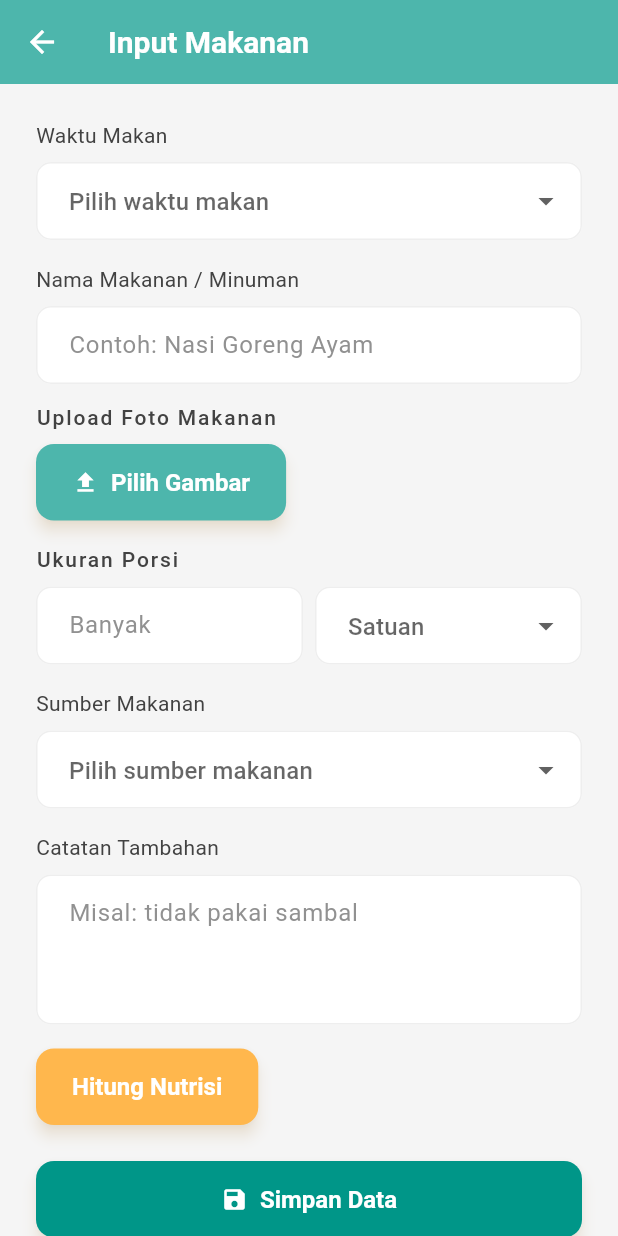
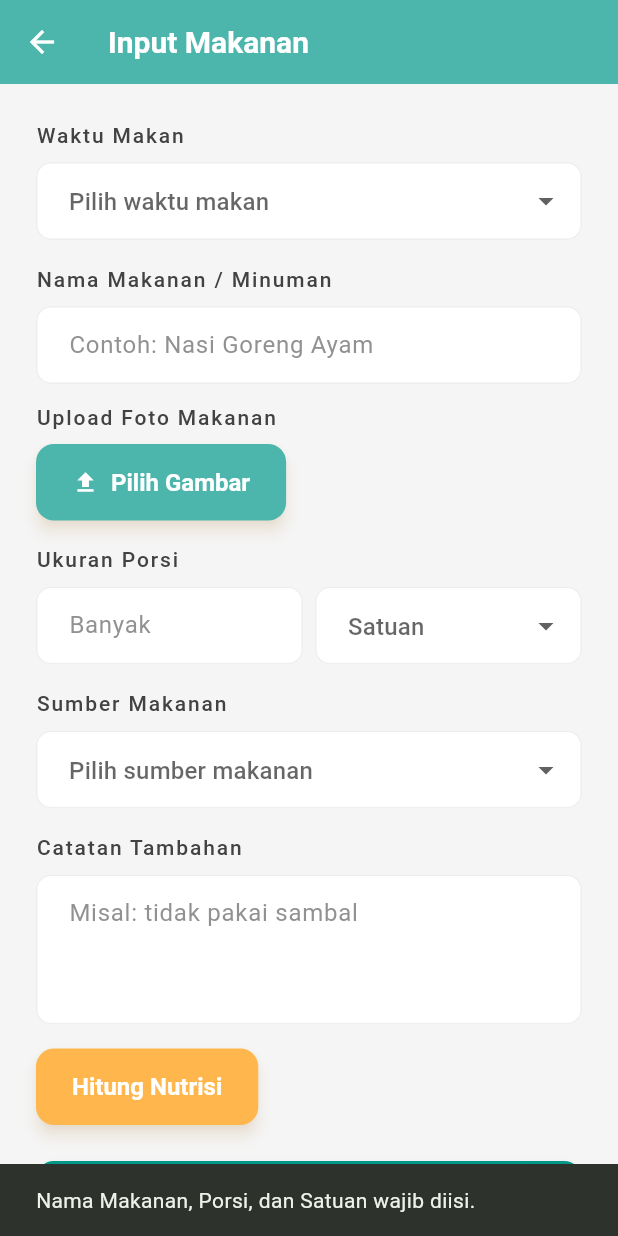
Before and after one commit to ipaddr/MPLJJ25-138-KEL-3, a Flutter app: the InputMakananScreen screen opened by its route, after a tap on "Hitung Nutrisi", on a phone screen of 412 x 824 dp. Run offline on Flutter 3.47's test engine with Material 3 defaults, Android fonts, the light colour scheme and no system bars; our stand-ins replace cloud_firestore, file_picker, firebase_auth, firebase_core, fl_chart; accounts and stored records are empty.

Commit message:
fix: data nutrisi setelah konversi dari makanan dimasukkan ke firebase

```diff
--- a/nutrikita/lib/screens/siswa/input_makanan.dart
+++ b/nutrikita/lib/screens/siswa/input_makanan.dart
@@ -5,7 +5,7 @@ import 'package:flutter/material.dart';
 import 'package:cloud_firestore/cloud_firestore.dart';
 import 'package:firebase_auth/firebase_auth.dart';
 import 'package:http/http.dart' as http;
-import 'package:nutrikita/utils/food_nutrition.dart';
+import 'package:nutrikita/utils/food_nutrition.dart'; // Pastikan path ini benar
 
 class InputMakananScreen extends StatefulWidget {
   const InputMakananScreen({super.key});
@@ -19,9 +19,10 @@ class _InputMakananScreenState extends State<InputMakananScreen> {
   String? _selectedUnit;
   String? _selectedFoodSource;
   Uint8List? _imageBytes;
-  double? kalori;
-  FoodNutrient? foodNutrient;
-  FoodNutrient? userNutrient;
+  // kalori ini tidak digunakan, bisa dihapus atau diganti dengan userNutrient.calories
+  // double? kalori;
+  FoodNutrient? foodNutrient; // Base nutrition from API per serving
+  FoodNutrient? userNutrient; // Calculated nutrition based on user's input
   String? unitWarning;
 
   final TextEditingController makananController = TextEditingController();
@@ -68,20 +69,40 @@ class _InputMakananScreenState extends State<InputMakananScreen> {
     final namaMakanan = makananController.text.trim();
     final porsiText = porsiController.text.trim();
     final satuan = _selectedUnit;
-    if (namaMakanan.isEmpty || porsiText.isEmpty || satuan == null) return;
+
+    if (namaMakanan.isEmpty || porsiText.isEmpty || satuan == null) {
+      ScaffoldMessenger.of(context).showSnackBar(
+        const SnackBar(
+          content: Text('Nama Makanan, Porsi, dan Satuan wajib diisi.'),
+        ),
+      );
+      return;
+    }
 
     double? jumlah;
     try {
       jumlah = double.parse(porsiText);
     } catch (_) {
       ScaffoldMessenger.of(context).showSnackBar(
-        const SnackBar(content: Text('Jumlah porsi harus berupa angka')),
+        const SnackBar(content: Text('Jumlah porsi harus berupa angka.')),
       );
       return;
     }
 
+    // Reset previous nutrition data and warning
+    setState(() {
+      foodNutrient = null;
+      userNutrient = null;
+      unitWarning = null;
+    });
+
     try {
+      // Periksa apakah nama makanan memerlukan terjemahan ke Inggris
+      // Asumsi 'translateToEnglish' ada di food_nutrition.dart
       final translatedName = await translateToEnglish(namaMakanan);
+      // Jika Nutritionix API hanya menerima bahasa Inggris, pastikan terjemahan ini efektif
+      // Jika nama makanan seperti "Nasi Goreng" sudah dikenal Nutritionix, terjemahan mungkin tidak perlu.
+      // Anda bisa menambahkan logika pengecekan bahasa di sini jika diperlukan.
 
       final response = await http.post(
         Uri.parse('https://trackapi.nutritionix.com/v2/natural/nutrients'),
@@ -95,23 +116,47 @@ class _InputMakananScreenState extends State<InputMakananScreen> {
 
       if (response.statusCode == 200) {
         final data = jsonDecode(response.body);
+        if (data['foods'] != null && data['foods'].isNotEmpty) {
           final firstFood = data['foods'][0];
           final baseNutrient = FoodNutrient.fromJson(firstFood);
+
           double beratInput = convertToGram(jumlah, satuan);
           String? warning;
+
+          // Jika satuan tidak ada di map konversi, berikan warning
           if (!unitToGram.containsKey(satuan)) {
             warning =
-              'Satuan "$satuan" tidak bisa dikonversi otomatis ke gram. Masukkan berat dalam gram untuk hasil akurat.';
+                'Satuan "$satuan" tidak bisa dikonversi otomatis. Hasil mungkin tidak akurat. Masukkan berat dalam gram untuk hasil akurat.';
+          } else if (satuan == 'lainnya' && (jumlah == 0 || beratInput == 0)) {
+            // Jika "lainnya" dan jumlahnya 0, ingatkan untuk input gram yang valid
+            warning =
+                'Untuk satuan "lainnya", pastikan Anda memasukkan berat dalam gram yang valid.';
           }
+
           setState(() {
             foodNutrient = baseNutrient;
             userNutrient = calculateNutrientByWeight(baseNutrient, beratInput);
             unitWarning = warning;
           });
         } else {
-        throw Exception('Gagal ambil data nutrisi');
+          throw Exception('Data nutrisi tidak ditemukan untuk makanan ini.');
+        }
+      } else {
+        // Coba baca error message dari API jika ada
+        String errorMessage =
+            'Gagal ambil data nutrisi. Status Code: ${response.statusCode}';
+        try {
+          final errorData = jsonDecode(response.body);
+          if (errorData['message'] != null) {
+            errorMessage = errorData['message'];
+          }
+        } catch (_) {
+          // Do nothing, use default message
+        }
+        throw Exception(errorMessage);
       }
     } catch (e) {
+      ScaffoldMessenger.of(context).hideCurrentSnackBar();
       ScaffoldMessenger.of(
         context,
       ).showSnackBar(SnackBar(content: Text('Gagal hitung nutrisi: $e')));
@@ -123,21 +168,37 @@ class _InputMakananScreenState extends State<InputMakananScreen> {
         makananController.text.isEmpty ||
         porsiController.text.isEmpty ||
         _selectedUnit == null ||
-        _selectedFoodSource == null) {
+        _selectedFoodSource == null ||
+        userNutrient ==
+            null // Pastikan nutrisi sudah dihitung
+            ) {
       ScaffoldMessenger.of(context).showSnackBar(
-        const SnackBar(content: Text('Mohon lengkapi semua data')),
+        const SnackBar(
+          content: Text(
+            'Mohon lengkapi semua data dan hitung nutrisi terlebih dahulu.',
+          ),
+        ),
       );
       return;
     }
 
     try {
       final user = FirebaseAuth.instance.currentUser;
+      if (user == null) {
+        ScaffoldMessenger.of(context).showSnackBar(
+          const SnackBar(
+            content: Text('Anda harus login untuk menyimpan data.'),
+          ),
+        );
+        return;
+      }
+
       final base64Image =
           _imageBytes != null ? base64Encode(_imageBytes!) : null;
 
       await FirebaseFirestore.instance.collection('input_makanan').add({
-        'uid': user?.uid,
-        'email': user?.email,
+        'uid': user.uid, // Gunakan user.uid langsung
+        'email': user.email,
         'waktu_makan': _selectedMealTime,
         'nama_makanan': makananController.text,
         'porsi': porsiController.text,
@@ -145,14 +206,19 @@ class _InputMakananScreenState extends State<InputMakananScreen> {
         'sumber': _selectedFoodSource,
         'catatan': catatanController.text,
         'foto_base64': base64Image,
-        'kalori': kalori ?? 0,
+        'kalori': userNutrient!.calories, // Pastikan tidak null
+        'karbohidrat': userNutrient!.carbs,
+        'protein': userNutrient!.protein,
+        'lemak': userNutrient!.fat,
         'created_at': FieldValue.serverTimestamp(),
       });
 
+      ScaffoldMessenger.of(context).hideCurrentSnackBar();
       ScaffoldMessenger.of(context).showSnackBar(
         const SnackBar(content: Text('Data makanan berhasil diinput!')),
       );
 
+      // Clear all fields and state after successful save
       makananController.clear();
       porsiController.clear();
       catatanController.clear();
@@ -161,12 +227,13 @@ class _InputMakananScreenState extends State<InputMakananScreen> {
         _selectedUnit = null;
         _selectedFoodSource = null;
         _imageBytes = null;
-        kalori = null;
+        // kalori = null; // Ini tidak lagi digunakan
         foodNutrient = null;
         userNutrient = null;
         unitWarning = null;
       });
     } catch (e) {
+      ScaffoldMessenger.of(context).hideCurrentSnackBar();
       ScaffoldMessenger.of(
         context,
       ).showSnackBar(SnackBar(content: Text('Gagal menyimpan data: $e')));
@@ -222,6 +289,8 @@ class _InputMakananScreenState extends State<InputMakananScreen> {
                     label: const Text('Pilih Gambar'),
                     style: ElevatedButton.styleFrom(
                       backgroundColor: Colors.teal[300],
+                      foregroundColor:
+                          Colors.white, // Ensure text color is visible
                     ),
                   ),
                   const SizedBox(width: 12),
@@ -298,11 +367,9 @@ class _InputMakananScreenState extends State<InputMakananScreen> {
                 onPressed: _hitungNutrisi,
                 style: ElevatedButton.styleFrom(
                   backgroundColor: Colors.orange[300],
+                  foregroundColor: Colors.white, // Ensure text color is visible
                 ),
-                child: const Text(
-                  'Hitung Nutrisi',
-                  style: TextStyle(color: Colors.white),
-                ),
+                child: const Text('Hitung Nutrisi'),
               ),
               if (userNutrient != null)
                 Padding(
@@ -343,8 +410,11 @@ class _InputMakananScreenState extends State<InputMakananScreen> {
                 width: double.infinity,
                 child: ElevatedButton.icon(
                   onPressed: _simpanData,
-                  icon: const Icon(Icons.save),
-                  label: const Text('Simpan Data'),
+                  icon: const Icon(Icons.save, color: Colors.white),
+                  label: const Text(
+                    'Simpan Data',
+                    style: TextStyle(color: Colors.white),
+                  ),
                   style: ElevatedButton.styleFrom(backgroundColor: Colors.teal),
                 ),
               ),
@@ -365,7 +435,10 @@ class _InputMakananScreenState extends State<InputMakananScreen> {
     return Column(
       crossAxisAlignment: CrossAxisAlignment.start,
       children: [
-        Text(label),
+        Text(
+          label,
+          style: Theme.of(context).textTheme.labelLarge,
+        ), // Added text style
         const SizedBox(height: 8),
         DropdownButtonFormField<String>(
           decoration: InputDecoration(
@@ -394,7 +467,10 @@ class _InputMakananScreenState extends State<InputMakananScreen> {
     return Column(
       crossAxisAlignment: CrossAxisAlignment.start,
       children: [
-        Text(label),
+        Text(
+          label,
+          style: Theme.of(context).textTheme.labelLarge,
+        ), // Added text style
         const SizedBox(height: 8),
         TextFormField(
           controller: controller,
```
Lines whose indentation alone changed are shown as unchanged.
